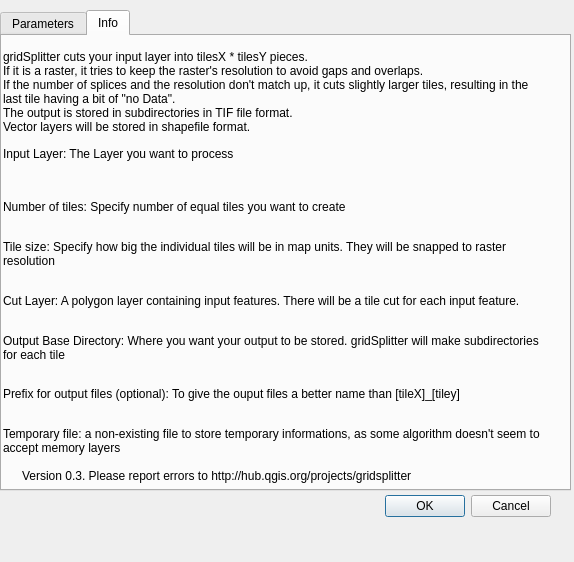
This is gridSplitter_dialog_base.ui in Sereza7/gridsplitter as Qt 5 draws it before an edit. The edited form follows.
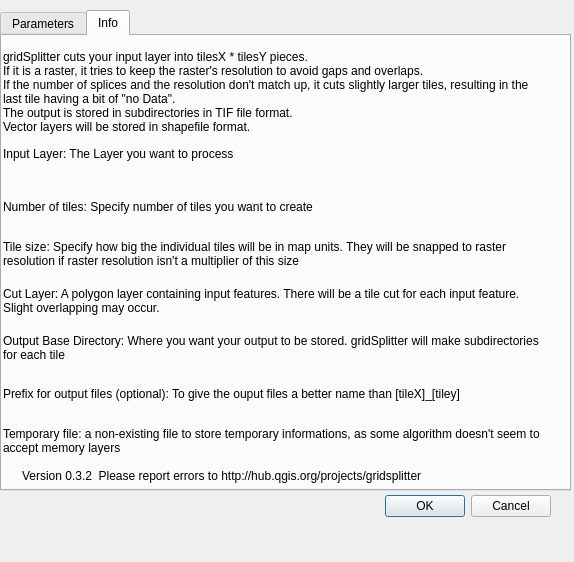
This is the edited form. The open tabs and pages were chosen to show the change. Custom widgets are drawn as their Qt base class.

What changed in the file:
```diff
--- a/gridSplitter_dialog_base.ui
+++ b/gridSplitter_dialog_base.ui
@@ -289,7 +289,7 @@
       <locale language="English" country="UnitedStates"/>
      </property>
      <property name="text">
-      <string>Version 0.3. Please report errors to http://hub.qgis.org/projects/gridsplitter</string>
+      <string>Version 0.3.2  Please report errors to http://hub.qgis.org/projects/gridsplitter</string>
      </property>
     </widget>
     <widget class="QWidget" name="layoutWidget">
@@ -330,7 +330,7 @@
       <item>
        <widget class="QLabel" name="label_10">
         <property name="text">
-         <string>Number of tiles: Specify number of equal tiles you want to create</string>
+         <string>Number of tiles: Specify number of tiles you want to create</string>
         </property>
         <property name="wordWrap">
          <bool>true</bool>
@@ -340,7 +340,7 @@
       <item>
        <widget class="QLabel" name="label_16">
         <property name="text">
-         <string>Tile size: Specify how big the individual tiles will be in map units. They will be snapped to raster resolution</string>
+         <string>Tile size: Specify how big the individual tiles will be in map units. They will be snapped to raster resolution if raster resolution isn't a multiplier of this size</string>
         </property>
         <property name="wordWrap">
          <bool>true</bool>
@@ -350,7 +350,7 @@
       <item>
        <widget class="QLabel" name="label_17">
         <property name="text">
-         <string>Cut Layer: A polygon layer containing input features. There will be a tile cut for each input feature.</string>
+         <string>Cut Layer: A polygon layer containing input features. There will be a tile cut for each input feature. Slight overlapping may occur.</string>
         </property>
         <property name="wordWrap">
          <bool>true</bool>
```
Left out of the diff: 5 changed lines with no effect on the pictures.
